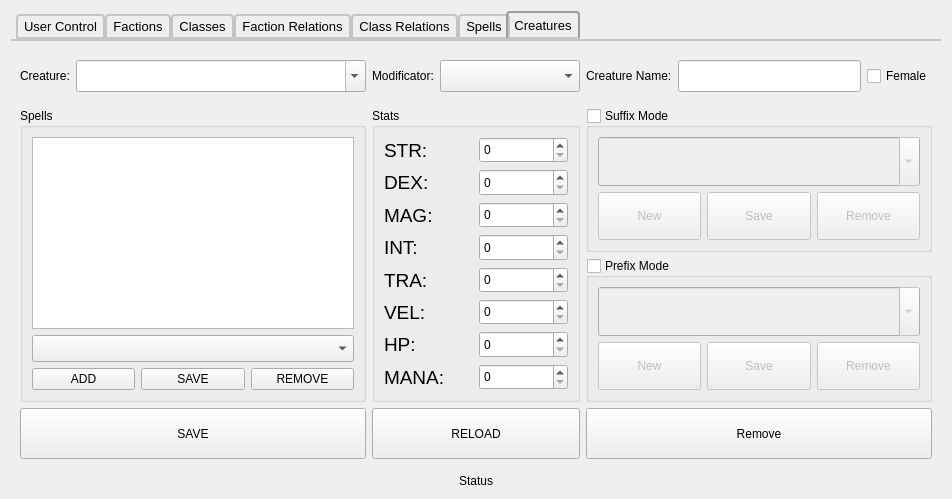
SpaceWind/battle_progress_client, file admincontrolform.ui: the form before one commit.
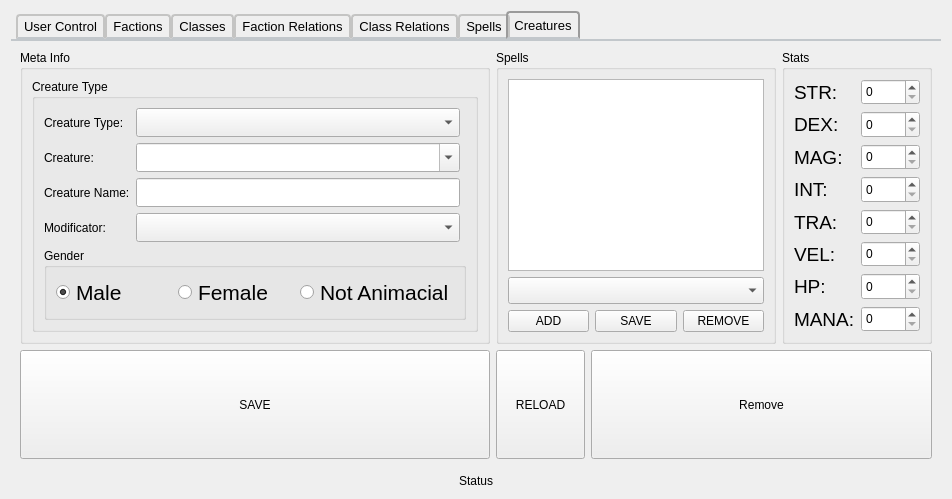
The form after the commit. Icons and pictures are not drawn. Custom widgets are drawn as their Qt base class.

Commit message: some ui tweaks + proper render of creatures

Diff of the .ui file:
```diff
--- a/admincontrolform.ui
+++ b/admincontrolform.ui
@@ -1293,436 +1293,302 @@
        <string>Creatures</string>
       </attribute>
       <layout class="QGridLayout" name="gridLayout_10">
-       <item row="2" column="0" rowspan="2" colspan="2">
-        <widget class="QGroupBox" name="groupBox_9">
-         <property name="title">
-          <string>Spells</string>
-         </property>
-         <layout class="QGridLayout" name="gridLayout_12">
-          <item row="3" column="0">
-           <widget class="QPushButton" name="creature_spell_add">
-            <property name="sizePolicy">
-             <sizepolicy hsizetype="Minimum" vsizetype="Preferred">
-              <horstretch>0</horstretch>
-              <verstretch>0</verstretch>
-             </sizepolicy>
-            </property>
-            <property name="text">
-             <string>ADD</string>
-            </property>
-            <property name="icon">
-             <iconset resource="main.qrc">
-              <normaloff>:/assets/create.png</normaloff>:/assets/create.png</iconset>
-            </property>
-            <property name="iconSize">
-             <size>
-              <width>48</width>
-              <height>48</height>
-             </size>
-            </property>
-           </widget>
-          </item>
-          <item row="3" column="1">
-           <widget class="QPushButton" name="creature_spell_save">
-            <property name="sizePolicy">
-             <sizepolicy hsizetype="Minimum" vsizetype="Expanding">
-              <horstretch>0</horstretch>
-              <verstretch>0</verstretch>
-             </sizepolicy>
-            </property>
-            <property name="text">
-             <string>SAVE</string>
-            </property>
-            <property name="icon">
-             <iconset resource="main.qrc">
-              <normaloff>:/assets/save.png</normaloff>:/assets/save.png</iconset>
-            </property>
-            <property name="iconSize">
-             <size>
-              <width>48</width>
-              <height>48</height>
-             </size>
-            </property>
-           </widget>
-          </item>
-          <item row="0" column="0" colspan="3">
-           <widget class="QListWidget" name="creature_spell_list"/>
-          </item>
-          <item row="3" column="2">
-           <widget class="QPushButton" name="creature_spell_remove">
-            <property name="sizePolicy">
-             <sizepolicy hsizetype="Minimum" vsizetype="Expanding">
-              <horstretch>0</horstretch>
-              <verstretch>0</verstretch>
-             </sizepolicy>
-            </property>
-            <property name="text">
-             <string>REMOVE</string>
-            </property>
-            <property name="icon">
-             <iconset resource="main.qrc">
-              <normaloff>:/assets/delete.ico</normaloff>:/assets/delete.ico</iconset>
-            </property>
-            <property name="iconSize">
-             <size>
-              <width>48</width>
-              <height>48</height>
-             </size>
-            </property>
-           </widget>
-          </item>
-          <item row="1" column="0" colspan="3">
-           <widget class="CustomDropListComboBox" name="creature_spell_combobox">
-            <property name="sizePolicy">
-             <sizepolicy hsizetype="Preferred" vsizetype="Expanding">
-              <horstretch>0</horstretch>
-              <verstretch>0</verstretch>
-             </sizepolicy>
-            </property>
-            <property name="font">
-             <font>
-              <pointsize>12</pointsize>
-             </font>
-            </property>
-            <property name="styleSheet">
-             <string notr="true">QComboBox QAbstractItemView {
-	border-radius: 6px;
-    border: 2px solid darkgray;
-    selection-background-color: orange;
-}
-
-QComboBox QAbstractItemView::item {
-min-height: 30px;
-margin-top: 3px;
-}
-</string>
-            </property>
-           </widget>
-          </item>
-         </layout>
-        </widget>
-       </item>
-       <item row="0" column="5">
-        <widget class="QLabel" name="label_47">
-         <property name="frameShadow">
-          <enum>QFrame::Raised</enum>
-         </property>
-         <property name="lineWidth">
-          <number>2</number>
-         </property>
-         <property name="text">
-          <string>Creature Name:</string>
-         </property>
-        </widget>
-       </item>
-       <item row="0" column="1">
-        <widget class="QComboBox" name="creatures_combobox">
+       <item row="3" column="0">
+        <widget class="QPushButton" name="creature_save">
          <property name="sizePolicy">
           <sizepolicy hsizetype="Expanding" vsizetype="Expanding">
            <horstretch>0</horstretch>
            <verstretch>0</verstretch>
           </sizepolicy>
          </property>
-         <property name="minimumSize">
-          <size>
-           <width>290</width>
-           <height>0</height>
-          </size>
+         <property name="text">
+          <string>SAVE</string>
          </property>
-         <property name="maximumSize">
+         <property name="icon">
+          <iconset resource="main.qrc">
+           <normaloff>:/assets/save.png</normaloff>:/assets/save.png</iconset>
+         </property>
+         <property name="iconSize">
           <size>
-           <width>16777215</width>
-           <height>32</height>
+           <width>48</width>
+           <height>48</height>
           </size>
          </property>
-         <property name="font">
-          <font>
-           <pointsize>10</pointsize>
-          </font>
-         </property>
-         <property name="editable">
-          <bool>true</bool>
-         </property>
         </widget>
        </item>
-       <item row="0" column="0">
-        <widget class="QLabel" name="label_34">
+       <item row="3" column="2" colspan="7">
+        <widget class="QPushButton" name="creature_remove">
          <property name="sizePolicy">
-          <sizepolicy hsizetype="Minimum" vsizetype="Preferred">
+          <sizepolicy hsizetype="Minimum" vsizetype="Expanding">
            <horstretch>0</horstretch>
            <verstretch>0</verstretch>
           </sizepolicy>
          </property>
          <property name="text">
-          <string>Creature:</string>
+          <string>Remove</string>
          </property>
-        </widget>
-       </item>
-       <item row="0" column="6">
-        <widget class="QLineEdit" name="creature_name">
-         <property name="sizePolicy">
-          <sizepolicy hsizetype="Expanding" vsizetype="Expanding">
-           <horstretch>0</horstretch>
-           <verstretch>0</verstretch>
-          </sizepolicy>
+         <property name="icon">
+          <iconset resource="main.qrc">
+           <normaloff>:/assets/delete.ico</normaloff>:/assets/delete.ico</iconset>
          </property>
-         <property name="maximumSize">
+         <property name="iconSize">
           <size>
-           <width>16777215</width>
-           <height>32</height>
+           <width>48</width>
+           <height>48</height>
           </size>
          </property>
-         <property name="font">
-          <font>
-           <pointsize>10</pointsize>
-          </font>
-         </property>
         </widget>
        </item>
-       <item row="0" column="3">
-        <widget class="QLabel" name="label_35">
-         <property name="text">
-          <string>Modificator:</string>
-         </property>
-        </widget>
-       </item>
-       <item row="2" column="5" colspan="3">
+       <item row="1" column="0" rowspan="2">
         <widget class="QGroupBox" name="groupBox_11">
-         <property name="sizePolicy">
-          <sizepolicy hsizetype="Preferred" vsizetype="Expanding">
-           <horstretch>0</horstretch>
-           <verstretch>0</verstretch>
-          </sizepolicy>
-         </property>
          <property name="title">
-          <string>Suffix Mode</string>
-         </property>
-         <property name="checkable">
-          <bool>true</bool>
-         </property>
-         <property name="checked">
-          <bool>false</bool>
+          <string>Meta Info</string>
          </property>
          <layout class="QGridLayout" name="gridLayout_14">
-          <item row="1" column="0">
-           <widget class="QPushButton" name="creature_suffix_new">
-            <property name="sizePolicy">
-             <sizepolicy hsizetype="Minimum" vsizetype="Preferred">
-              <horstretch>0</horstretch>
-              <verstretch>0</verstretch>
-             </sizepolicy>
+          <item row="0" column="0">
+           <widget class="QGroupBox" name="groupBox_12">
+            <property name="title">
+             <string>Creature Type</string>
             </property>
-            <property name="text">
-             <string>New</string>
-            </property>
-            <property name="icon">
-             <iconset resource="main.qrc">
-              <normaloff>:/assets/create.png</normaloff>:/assets/create.png</iconset>
-            </property>
-            <property name="iconSize">
-             <size>
-              <width>48</width>
-              <height>48</height>
-             </size>
-            </property>
+            <layout class="QGridLayout" name="gridLayout_15">
+             <item row="0" column="1">
+              <widget class="CustomDropListComboBox" name="creature_type_combobox">
+               <property name="sizePolicy">
+                <sizepolicy hsizetype="Preferred" vsizetype="Expanding">
+                 <horstretch>0</horstretch>
+                 <verstretch>0</verstretch>
+                </sizepolicy>
+               </property>
+               <property name="minimumSize">
+                <size>
+                 <width>0</width>
+                 <height>0</height>
+                </size>
+               </property>
+               <property name="maximumSize">
+                <size>
+                 <width>16777215</width>
+                 <height>32</height>
+                </size>
+               </property>
+              </widget>
+             </item>
+             <item row="0" column="0">
+              <widget class="QLabel" name="label_36">
+               <property name="text">
+                <string>Creature Type:</string>
+               </property>
+              </widget>
+             </item>
+             <item row="1" column="1">
+              <widget class="CustomDropListComboBox" name="creatures_combobox">
+               <property name="sizePolicy">
+                <sizepolicy hsizetype="Expanding" vsizetype="Expanding">
+                 <horstretch>0</horstretch>
+                 <verstretch>0</verstretch>
+                </sizepolicy>
+               </property>
+               <property name="minimumSize">
+                <size>
+                 <width>290</width>
+                 <height>0</height>
+                </size>
+               </property>
+               <property name="maximumSize">
+                <size>
+                 <width>16777215</width>
+                 <height>32</height>
+                </size>
+               </property>
+               <property name="font">
+                <font>
+                 <pointsize>10</pointsize>
+                </font>
+               </property>
+               <property name="editable">
+                <bool>true</bool>
+               </property>
+              </widget>
+             </item>
+             <item row="2" column="1">
+              <widget class="QLineEdit" name="creature_name">
+               <property name="sizePolicy">
+                <sizepolicy hsizetype="Expanding" vsizetype="Expanding">
+                 <horstretch>0</horstretch>
+                 <verstretch>0</verstretch>
+                </sizepolicy>
+               </property>
+               <property name="maximumSize">
+                <size>
+                 <width>16777215</width>
+                 <height>32</height>
+                </size>
+               </property>
+               <property name="font">
+                <font>
+                 <pointsize>10</pointsize>
+                </font>
+               </property>
+              </widget>
+             </item>
+             <item row="3" column="0">
+              <widget class="QLabel" name="label_35">
+               <property name="text">
+                <string>Modificator:</string>
+               </property>
+              </widget>
+             </item>
+             <item row="1" column="0">
+              <widget class="QLabel" name="label_34">
+               <property name="sizePolicy">
+                <sizepolicy hsizetype="Minimum" vsizetype="Preferred">
+                 <horstretch>0</horstretch>
+                 <verstretch>0</verstretch>
+                </sizepolicy>
+               </property>
+               <property name="text">
+                <string>Creature:</string>
+               </property>
+              </widget>
+             </item>
+             <item row="4" column="0" colspan="3">
+              <widget class="QGroupBox" name="groupBox_13">
+               <property name="maximumSize">
+                <size>
+                 <width>16777215</width>
+                 <height>100</height>
+                </size>
+               </property>
+               <property name="title">
+                <string>Gender</string>
+               </property>
+               <layout class="QGridLayout" name="gridLayout_16">
+                <item row="0" column="0">
+                 <widget class="QRadioButton" name="creature_gender_male">
+                  <property name="sizePolicy">
+                   <sizepolicy hsizetype="Minimum" vsizetype="Expanding">
+                    <horstretch>0</horstretch>
+                    <verstretch>0</verstretch>
+                   </sizepolicy>
+                  </property>
+                  <property name="font">
+                   <font>
+                    <pointsize>16</pointsize>
+                   </font>
+                  </property>
+                  <property name="text">
+                   <string>Male</string>
+                  </property>
+                  <property name="checked">
+                   <bool>true</bool>
+                  </property>
+                 </widget>
+                </item>
+                <item row="0" column="1">
+                 <widget class="QRadioButton" name="creature_gender_female">
+                  <property name="sizePolicy">
+                   <sizepolicy hsizetype="Minimum" vsizetype="Expanding">
+                    <horstretch>0</horstretch>
+                    <verstretch>0</verstretch>
+                   </sizepolicy>
+                  </property>
+                  <property name="font">
+                   <font>
+                    <pointsize>16</pointsize>
+                   </font>
+                  </property>
+                  <property name="text">
+                   <string>Female</string>
+                  </property>
+                 </widget>
+                </item>
+                <item row="0" column="2">
+                 <widget class="QRadioButton" name="creature_gender_na">
+                  <property name="sizePolicy">
+                   <sizepolicy hsizetype="Minimum" vsizetype="Expanding">
+                    <horstretch>0</horstretch>
+                    <verstretch>0</verstretch>
+                   </sizepolicy>
+                  </property>
+                  <property name="font">
+                   <font>
+                    <pointsize>16</pointsize>
+                   </font>
+                  </property>
+                  <property name="text">
+                   <string>Not Animacial</string>
+                  </property>
+                 </widget>
+                </item>
+               </layout>
+              </widget>
+             </item>
+             <item row="3" column="1">
+              <widget class="CustomDropListComboBox" name="creature_mod">
+               <property name="sizePolicy">
+                <sizepolicy hsizetype="Preferred" vsizetype="Expanding">
+                 <horstretch>0</horstretch>
+                 <verstretch>0</verstretch>
+                </sizepolicy>
+               </property>
+               <property name="minimumSize">
+                <size>
+                 <width>140</width>
+                 <height>0</height>
+                </size>
+               </property>
+               <property name="maximumSize">
+                <size>
+                 <width>16777215</width>
+                 <height>32</height>
+                </size>
+               </property>
+               <property name="font">
+                <font>
+                 <pointsize>10</pointsize>
+                </font>
+               </property>
+               <property name="contextMenuPolicy">
+                <enum>Qt::CustomContextMenu</enum>
+               </property>
+               <property name="layoutDirection">
+                <enum>Qt::LeftToRight</enum>
+               </property>
+              </widget>
+             </item>
+             <item row="2" column="0">
+              <widget class="QLabel" name="label_47">
+               <property name="frameShadow">
+                <enum>QFrame::Raised</enum>
+               </property>
+               <property name="lineWidth">
+                <number>2</number>
+               </property>
+               <property name="text">
+                <string>Creature Name:</string>
+               </property>
+              </widget>
+             </item>
+            </layout>
            </widget>
           </item>
-          <item row="1" column="1">
-           <widget class="QPushButton" name="creature_suffix_save">
-            <property name="sizePolicy">
-             <sizepolicy hsizetype="Minimum" vsizetype="Preferred">
-              <horstretch>0</horstretch>
-              <verstretch>0</verstretch>
-             </sizepolicy>
-            </property>
-            <property name="text">
-             <string>Save</string>
-            </property>
-            <property name="icon">
-             <iconset resource="main.qrc">
-              <normaloff>:/assets/save.png</normaloff>:/assets/save.png</iconset>
-            </property>
-            <property name="iconSize">
-             <size>
-              <width>48</width>
-              <height>48</height>
-             </size>
-            </property>
-           </widget>
-          </item>
-          <item row="1" column="2">
-           <widget class="QPushButton" name="creature_suffix_remove">
-            <property name="sizePolicy">
-             <sizepolicy hsizetype="Minimum" vsizetype="Preferred">
-              <horstretch>0</horstretch>
-              <verstretch>0</verstretch>
-             </sizepolicy>
-            </property>
-            <property name="text">
-             <string>Remove</string>
-            </property>
-            <property name="icon">
-             <iconset resource="main.qrc">
-              <normaloff>:/assets/delete.ico</normaloff>:/assets/delete.ico</iconset>
-            </property>
-            <property name="iconSize">
-             <size>
-              <width>48</width>
-              <height>48</height>
-             </size>
-            </property>
-           </widget>
-          </item>
-          <item row="0" column="0" colspan="3">
-           <widget class="QComboBox" name="creature_suffixes">
-            <property name="sizePolicy">
-             <sizepolicy hsizetype="Preferred" vsizetype="Preferred">
-              <horstretch>0</horstretch>
-              <verstretch>0</verstretch>
-             </sizepolicy>
-            </property>
-            <property name="font">
-             <font>
-              <pointsize>16</pointsize>
-             </font>
-            </property>
-            <property name="editable">
-             <bool>true</bool>
-            </property>
-           </widget>
-          </item>
          </layout>
         </widget>
        </item>
-       <item row="3" column="5" colspan="3">
-        <widget class="QGroupBox" name="groupBox_12">
-         <property name="sizePolicy">
-          <sizepolicy hsizetype="Preferred" vsizetype="Expanding">
-           <horstretch>0</horstretch>
-           <verstretch>0</verstretch>
-          </sizepolicy>
-         </property>
-         <property name="title">
-          <string>Prefix Mode</string>
-         </property>
-         <property name="checkable">
-          <bool>true</bool>
-         </property>
-         <property name="checked">
-          <bool>false</bool>
-         </property>
-         <layout class="QGridLayout" name="gridLayout_15">
-          <item row="1" column="1">
-           <widget class="QPushButton" name="creature_prefix_save">
-            <property name="sizePolicy">
-             <sizepolicy hsizetype="Minimum" vsizetype="Preferred">
-              <horstretch>0</horstretch>
-              <verstretch>0</verstretch>
-             </sizepolicy>
-            </property>
-            <property name="text">
-             <string>Save</string>
-            </property>
-            <property name="icon">
-             <iconset resource="main.qrc">
-              <normaloff>:/assets/save.png</normaloff>:/assets/save.png</iconset>
-            </property>
-            <property name="iconSize">
-             <size>
-              <width>48</width>
-              <height>48</height>
-             </size>
-            </property>
-           </widget>
-          </item>
-          <item row="1" column="0">
-           <widget class="QPushButton" name="creature_prefix_new">
-            <property name="sizePolicy">
-             <sizepolicy hsizetype="Minimum" vsizetype="Preferred">
-              <horstretch>0</horstretch>
-              <verstretch>0</verstretch>
-             </sizepolicy>
-            </property>
-            <property name="text">
-             <string>New</string>
-            </property>
-            <property name="icon">
-             <iconset resource="main.qrc">
-              <normaloff>:/assets/create.png</normaloff>:/assets/create.png</iconset>
-            </property>
-            <property name="iconSize">
-             <size>
-              <width>48</width>
-              <height>48</height>
-             </size>
-            </property>
-           </widget>
-          </item>
-          <item row="1" column="2">
-           <widget class="QPushButton" name="creature_prefix_remove">
-            <property name="sizePolicy">
-             <sizepolicy hsizetype="Minimum" vsizetype="Preferred">
-              <horstretch>0</horstretch>
-              <verstretch>0</verstretch>
-             </sizepolicy>
-            </property>
-            <property name="text">
-             <string>Remove</string>
-            </property>
-            <property name="icon">
-             <iconset resource="main.qrc">
-              <normaloff>:/assets/delete.ico</normaloff>:/assets/delete.ico</iconset>
-            </property>
-            <property name="iconSize">
-             <size>
-              <width>48</width>
-              <height>48</height>
-             </size>
-            </property>
-           </widget>
-          </item>
-          <item row="0" column="0" colspan="3">
-           <widget class="QComboBox" name="creature_prefixes">
-            <property name="sizePolicy">
-             <sizepolicy hsizetype="Preferred" vsizetype="Preferred">
-              <horstretch>0</horstretch>
-              <verstretch>0</verstretch>
-             </sizepolicy>
-            </property>
-            <property name="font">
-             <font>
-              <pointsize>16</pointsize>
-             </font>
-            </property>
-            <property name="editable">
-             <bool>true</bool>
-            </property>
-           </widget>
-          </item>
-         </layout>
-        </widget>
-       </item>
-       <item row="0" column="7">
-        <widget class="QCheckBox" name="creature_gender">
-         <property name="sizePolicy">
-          <sizepolicy hsizetype="Minimum" vsizetype="Expanding">
-           <horstretch>0</horstretch>
-           <verstretch>0</verstretch>
-          </sizepolicy>
-         </property>
-         <property name="text">
-          <string>Female</string>
-         </property>
-        </widget>
-       </item>
-       <item row="2" column="3" rowspan="2" colspan="2">
+       <item row="1" column="4" rowspan="2" colspan="5">
         <widget class="QGroupBox" name="groupBox_10">
          <property name="sizePolicy">
-          <sizepolicy hsizetype="Preferred" vsizetype="Preferred">
+          <sizepolicy hsizetype="Expanding" vsizetype="Preferred">
            <horstretch>0</horstretch>
            <verstretch>0</verstretch>
           </sizepolicy>
          </property>
+         <property name="minimumSize">
+          <size>
+           <width>150</width>
+           <height>0</height>
+          </size>
+         </property>
          <property name="title">
           <string>Stats</string>
          </property>
@@ -1906,63 +1772,7 @@
          </layout>
         </widget>
        </item>
-       <item row="0" column="4">
-        <widget class="CustomDropListComboBox" name="creature_mod">
-         <property name="sizePolicy">
-          <sizepolicy hsizetype="Preferred" vsizetype="Expanding">
-           <horstretch>0</horstretch>
-           <verstretch>0</verstretch>
-          </sizepolicy>
-         </property>
-         <property name="minimumSize">
-          <size>
-           <width>140</width>
-           <height>0</height>
-          </size>
-         </property>
-         <property name="maximumSize">
-          <size>
-           <width>16777215</width>
-           <height>32</height>
-          </size>
-         </property>
-         <property name="font">
-          <font>
-           <pointsize>10</pointsize>
-          </font>
-         </property>
-         <property name="contextMenuPolicy">
-          <enum>Qt::CustomContextMenu</enum>
-         </property>
-         <property name="layoutDirection">
-          <enum>Qt::LeftToRight</enum>
-         </property>
-        </widget>
-       </item>
-       <item row="4" column="5" colspan="3">
-        <widget class="QPushButton" name="creature_remove">
-         <property name="sizePolicy">
-          <sizepolicy hsizetype="Minimum" vsizetype="Expanding">
-           <horstretch>0</horstretch>
-           <verstretch>0</verstretch>
-          </sizepolicy>
-         </property>
-         <property name="text">
-          <string>Remove</string>
-         </property>
-         <property name="icon">
-          <iconset resource="main.qrc">
-           <normaloff>:/assets/delete.ico</normaloff>:/assets/delete.ico</iconset>
-         </property>
-         <property name="iconSize">
-          <size>
-           <width>48</width>
-           <height>48</height>
-          </size>
-         </property>
-        </widget>
-       </item>
-       <item row="4" column="3" colspan="2">
+       <item row="3" column="1">
         <widget class="QPushButton" name="creature_reload">
          <property name="sizePolicy">
           <sizepolicy hsizetype="Minimum" vsizetype="Preferred">
@@ -1985,27 +1795,113 @@
          </property>
         </widget>
        </item>
-       <item row="4" column="0" colspan="2">
-        <widget class="QPushButton" name="creature_save">
-         <property name="sizePolicy">
-          <sizepolicy hsizetype="Expanding" vsizetype="Expanding">
-           <horstretch>0</horstretch>
-           <verstretch>0</verstretch>
-          </sizepolicy>
+       <item row="1" column="1" rowspan="2" colspan="3">
+        <widget class="QGroupBox" name="groupBox_9">
+         <property name="title">
+          <string>Spells</string>
          </property>
-         <property name="text">
-          <string>SAVE</string>
-         </property>
-         <property name="icon">
-          <iconset resource="main.qrc">
-           <normaloff>:/assets/save.png</normaloff>:/assets/save.png</iconset>
-         </property>
-         <property name="iconSize">
-          <size>
-           <width>48</width>
-           <height>48</height>
-          </size>
-         </property>
+         <layout class="QGridLayout" name="gridLayout_12">
+          <item row="3" column="2">
+           <widget class="QPushButton" name="creature_spell_save">
+            <property name="sizePolicy">
+             <sizepolicy hsizetype="Minimum" vsizetype="Expanding">
+              <horstretch>0</horstretch>
+              <verstretch>0</verstretch>
+             </sizepolicy>
+            </property>
+            <property name="text">
+             <string>SAVE</string>
+            </property>
+            <property name="icon">
+             <iconset resource="main.qrc">
+              <normaloff>:/assets/save.png</normaloff>:/assets/save.png</iconset>
+            </property>
+            <property name="iconSize">
+             <size>
+              <width>48</width>
+              <height>48</height>
+             </size>
+            </property>
+           </widget>
+          </item>
+          <item row="0" column="1" colspan="3">
+           <widget class="QListWidget" name="creature_spell_list"/>
+          </item>
+          <item row="3" column="3">
+           <widget class="QPushButton" name="creature_spell_remove">
+            <property name="sizePolicy">
+             <sizepolicy hsizetype="Minimum" vsizetype="Expanding">
+              <horstretch>0</horstretch>
+              <verstretch>0</verstretch>
+             </sizepolicy>
+            </property>
+            <property name="text">
+             <string>REMOVE</string>
+            </property>
+            <property name="icon">
+             <iconset resource="main.qrc">
+              <normaloff>:/assets/delete.ico</normaloff>:/assets/delete.ico</iconset>
+            </property>
+            <property name="iconSize">
+             <size>
+              <width>48</width>
+              <height>48</height>
+             </size>
+            </property>
+           </widget>
+          </item>
+          <item row="1" column="1" colspan="3">
+           <widget class="CustomDropListComboBox" name="creature_spell_combobox">
+            <property name="sizePolicy">
+             <sizepolicy hsizetype="Preferred" vsizetype="Expanding">
+              <horstretch>0</horstretch>
+              <verstretch>0</verstretch>
+             </sizepolicy>
+            </property>
+            <property name="font">
+             <font>
+              <pointsize>12</pointsize>
+             </font>
+            </property>
+            <property name="styleSheet">
+             <string notr="true">QComboBox QAbstractItemView {
+	border-radius: 6px;
+    border: 2px solid darkgray;
+    selection-background-color: orange;
+}
+
+QComboBox QAbstractItemView::item {
+min-height: 30px;
+margin-top: 3px;
+}
+</string>
+            </property>
+           </widget>
+          </item>
+          <item row="3" column="1">
+           <widget class="QPushButton" name="creature_spell_add">
+            <property name="sizePolicy">
+             <sizepolicy hsizetype="Minimum" vsizetype="Preferred">
+              <horstretch>0</horstretch>
+              <verstretch>0</verstretch>
+             </sizepolicy>
+            </property>
+            <property name="text">
+             <string>ADD</string>
+            </property>
+            <property name="icon">
+             <iconset resource="main.qrc">
+              <normaloff>:/assets/create.png</normaloff>:/assets/create.png</iconset>
+            </property>
+            <property name="iconSize">
+             <size>
+              <width>48</width>
+              <height>48</height>
+             </size>
+            </property>
+           </widget>
+          </item>
+         </layout>
         </widget>
        </item>
       </layout>
```
The commit also changes 3 other files.
